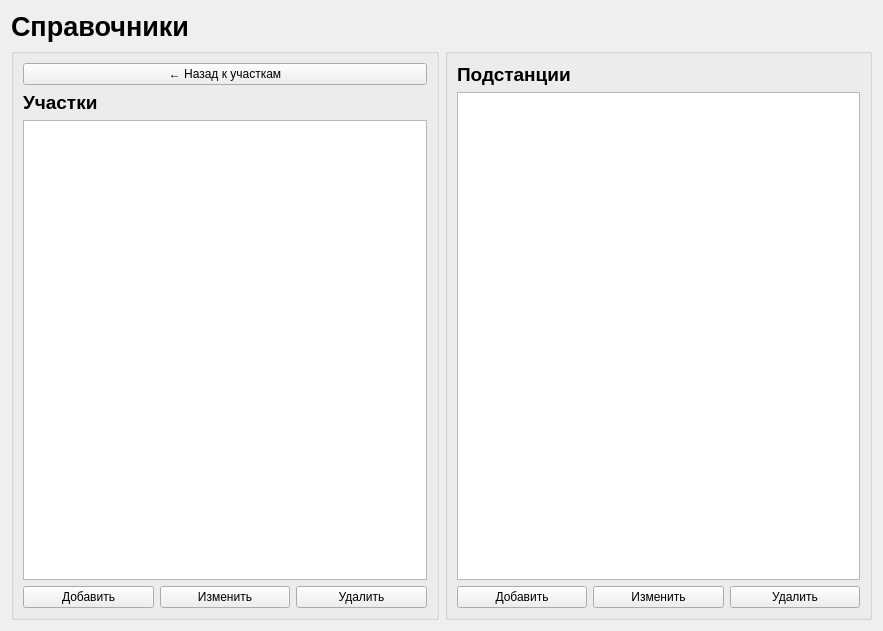
nikola240698/MeteringActs, file ui/directorieswidget.ui: the form before one commit.
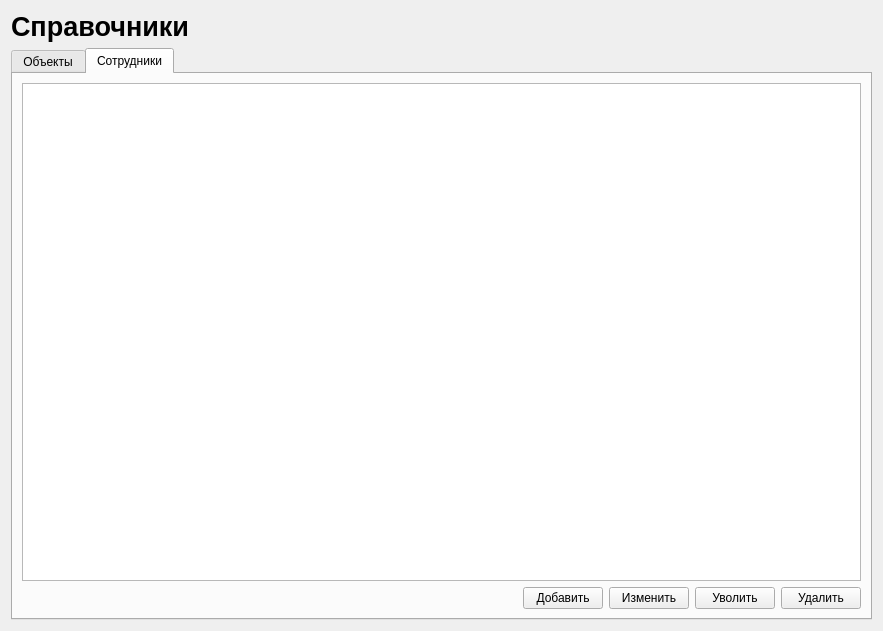
The form after the commit. The open tabs and pages were chosen to show the change.

Commit message: Create EmployeeWidget in directories. Add methods for add, edit, delete and change activity of personal

```diff
--- a/ui/directorieswidget.ui
+++ b/ui/directorieswidget.ui
@@ -28,6 +28,16 @@
     </widget>
    </item>
    <item>
+    <widget class="QTabWidget" name="directoriesTabWidget">
+     <property name="currentIndex">
+      <number>0</number>
+     </property>
+     <widget class="QWidget" name="objectsTab">
+      <attribute name="title">
+       <string>Объекты</string>
+      </attribute>
+      <layout class="QVBoxLayout" name="objectsTablayout">
+       <item>
     <layout class="QHBoxLayout" name="contentLayout">
      <item>
       <widget class="QGroupBox" name="leftGroupBox">
@@ -163,6 +173,84 @@
       </widget>
      </item>
     </layout>
+       </item>
+      </layout>
+     </widget>
+     <widget class="QWidget" name="employeesTab">
+      <attribute name="title">
+       <string>Сотрудники</string>
+      </attribute>
+      <layout class="QVBoxLayout" name="employeesTabLayout">
+       <item>
+        <widget class="QTableView" name="employeesTableView">
+         <property name="editTriggers">
+          <set>QAbstractItemView::EditTrigger::NoEditTriggers</set>
+         </property>
+         <property name="alternatingRowColors">
+          <bool>true</bool>
+         </property>
+         <property name="selectionMode">
+          <enum>QAbstractItemView::SelectionMode::SingleSelection</enum>
+         </property>
+         <property name="selectionBehavior">
+          <enum>QAbstractItemView::SelectionBehavior::SelectRows</enum>
+         </property>
+         <attribute name="horizontalHeaderStretchLastSection">
+          <bool>false</bool>
+         </attribute>
+         <attribute name="verticalHeaderVisible">
+          <bool>false</bool>
+         </attribute>
+        </widget>
+       </item>
+       <item>
+        <layout class="QHBoxLayout" name="employyesTabButtonLayout">
+         <item>
+          <spacer name="horizontalSpacer">
+           <property name="orientation">
+            <enum>Qt::Orientation::Horizontal</enum>
+           </property>
+           <property name="sizeHint" stdset="0">
+            <size>
+             <width>40</width>
+             <height>20</height>
+            </size>
+           </property>
+          </spacer>
+         </item>
+         <item>
+          <widget class="QPushButton" name="addEmployeeButton">
+           <property name="text">
+            <string>Добавить</string>
+           </property>
+          </widget>
+         </item>
+         <item>
+          <widget class="QPushButton" name="editEmployeeButton">
+           <property name="text">
+            <string>Изменить</string>
+           </property>
+          </widget>
+         </item>
+         <item>
+          <widget class="QPushButton" name="toggleEmployeeButton">
+           <property name="text">
+            <string>Уволить</string>
+           </property>
+          </widget>
+         </item>
+         <item>
+          <widget class="QPushButton" name="deleteEmployeeButton">
+           <property name="text">
+            <string>Удалить</string>
+           </property>
+          </widget>
+         </item>
+        </layout>
+       </item>
+      </layout>
+     </widget>
+    </widget>
    </item>
   </layout>
  </widget>
```
Left out of the diff: 2 changed lines with no effect on the pictures. Lines whose indentation alone changed are shown as unchanged. The commit also changes 8 other files.
